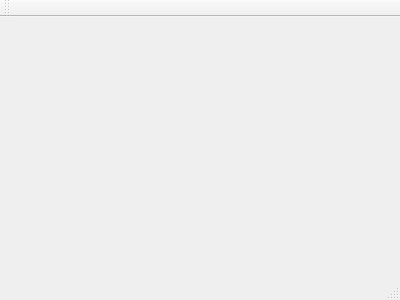
This is mainwindow.ui in arthurfait/task-lists as Qt 5 draws it before an edit. The edited form follows.
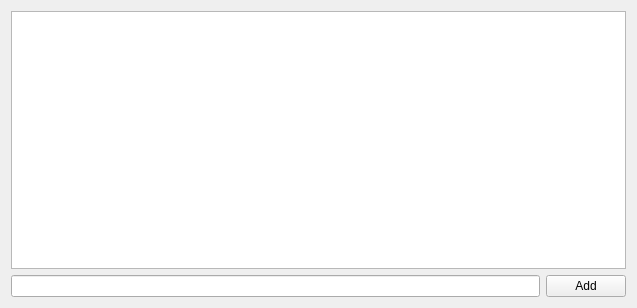
This is the edited form.

Commit message: Some works with UI (resize etc.).

Diff of the .ui file:
```diff
--- a/mainwindow.ui
+++ b/mainwindow.ui
@@ -1,24 +1,46 @@
 <ui version="4.0">
  <class>MainWindow</class>
- <widget class="QMainWindow" name="MainWindow" >
-  <property name="geometry" >
+ <widget class="QMainWindow" name="MainWindow">
+  <property name="geometry">
    <rect>
     <x>0</x>
     <y>0</y>
-    <width>400</width>
-    <height>300</height>
+    <width>637</width>
+    <height>308</height>
    </rect>
   </property>
   <property name="windowTitle" >
    <string>MainWindow</string>
   </property>
-  <widget class="QMenuBar" name="menuBar" />
-  <widget class="QToolBar" name="mainToolBar" />
-  <widget class="QWidget" name="centralWidget" />
-  <widget class="QStatusBar" name="statusBar" />
+  <widget class="QWidget" name="centralWidget">
+   <property name="maximumSize">
+    <size>
+     <width>643</width>
+     <height>311</height>
+    </size>
+   </property>
+   <layout class="QGridLayout" name="gridLayout_2">
+    <item row="0" column="0">
+     <layout class="QGridLayout" name="gridLayout">
+      <item row="1" column="0">
+       <widget class="QLineEdit" name="lineEdit"/>
+      </item>
+      <item row="1" column="1">
+       <widget class="QPushButton" name="pushButton">
+        <property name="text">
+         <string>Add</string>
+        </property>
+       </widget>
+      </item>
+      <item row="0" column="0" colspan="2">
+       <widget class="QListWidget" name="listWidget"/>
+      </item>
+     </layout>
+    </item>
+   </layout>
+  </widget>
  </widget>
- <layoutDefault spacing="6" margin="11" />
- <pixmapfunction></pixmapfunction>
+ <layoutdefault spacing="6" margin="11"/>
  <resources/>
  <connections/>
 </ui>
```
Left out of the diff: 5 changed lines with no effect on the pictures. The commit also changes 4 other files.
